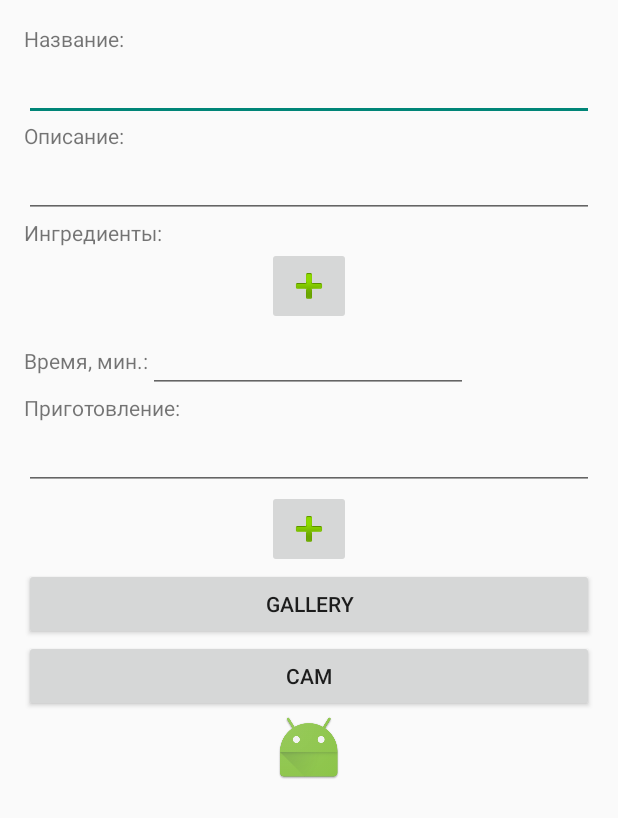
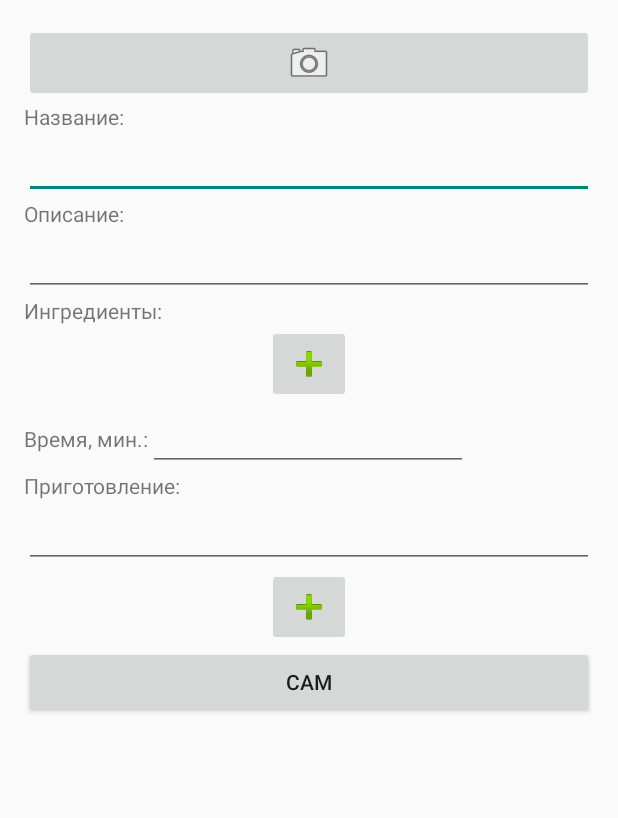
Before and after one commit to elagin/Ladle, an Android app: the layout content_edit_rec.xml on its own in the app's theme, with its tools: preview values and no code run, on a phone screen of 412 x 824 dp. Shown: the top 818 px of the screen. Run offline under Robolectric (Android 15) with nearby library versions, the phone set to English and light mode, and no system bars.

Commit message:
Добавляем (из галереи) и отображаем главное фото рецепта.

```diff
--- a/app/src/main/AndroidManifest.xml
+++ b/app/src/main/AndroidManifest.xml
@@ -51,11 +51,7 @@
         <activity
             android:name=".Activites.AboutActivity"
             android:label="@string/title_activity_about_rec"
-            android:theme="@style/Theme.AppCompat.Light" /><!-- ATTENTION: This was auto-generated to add Google Play services to your project for
-     App Indexing.  See https://g.co/AppIndexing/AndroidStudio for more information. -->
-        <meta-data
-            android:name="com.google.android.gms.version"
-            android:value="@integer/google_play_services_version" />
+            android:theme="@style/Theme.AppCompat.Light" />
     </application>
 
 </manifest>
--- a/app/src/main/res/layout/content_edit_rec.xml
+++ b/app/src/main/res/layout/content_edit_rec.xml
@@ -22,6 +22,18 @@
             android:layout_width="match_parent"
             android:layout_height="wrap_content"
             android:orientation="vertical">
+
+            <ImageButton
+                android:layout_width="match_parent"
+                android:layout_height="wrap_content"
+                app:srcCompat="@android:drawable/ic_menu_camera"
+                android:id="@+id/image_main"/>
+
+            <TextView
+                android:layout_width="match_parent"
+                android:layout_height="wrap_content"
+                android:visibility="gone"
+                android:id="@+id/text_image_main_file"/>
 
             <TextView
                 android:id="@+id/textView"
@@ -111,27 +123,18 @@
                 android:layout_height="wrap_content"
                 android:layout_gravity="center_horizontal"
                 app:srcCompat="@android:drawable/ic_input_add"/>
-                android:id="@+id/edit_rec_steps" />
-
+<!--
             <Button
                 android:text="gallery"
                 android:layout_width="match_parent"
                 android:layout_height="wrap_content"
                 android:id="@+id/button_get_photo" />
-
+-->
             <Button
                 android:text="Cam"
                 android:layout_width="match_parent"
                 android:layout_height="wrap_content"
                 android:id="@+id/button_get_photo_cam" />
-
-            <ImageView
-                android:layout_width="match_parent"
-                android:layout_height="wrap_content"
-                app:srcCompat="@mipmap/ic_launcher"
-                android:id="@+id/imageView2"
-                android:layout_gravity="center_horizontal" />
-
         </LinearLayout>
     </ScrollView>
 </LinearLayout>
--- a/app/src/main/res/layout/content_view_rec.xml
+++ b/app/src/main/res/layout/content_view_rec.xml
@@ -22,6 +22,10 @@
             android:layout_width="match_parent"
             android:layout_height="wrap_content"
             android:orientation="vertical">
+            <ImageView
+                android:layout_width="match_parent"
+                android:layout_height="wrap_content"
+                android:id="@+id/image_main"/>
             <TextView
                 android:layout_width="match_parent"
                 android:layout_height="wrap_content"
```
Also changed, not shown: app/src/main/java/com/pavel/elagin/ladle/Activites/EditRecActivity.java (+28 -40 lines), app/src/main/java/com/pavel/elagin/ladle/Activites/ViewRecActivity.java (+11 -4 lines), app/src/main/java/com/pavel/elagin/ladle/MyApp.java (+33 -0 lines), app/src/main/java/com/pavel/elagin/ladle/Recipe.java (+9 -2 lines).
